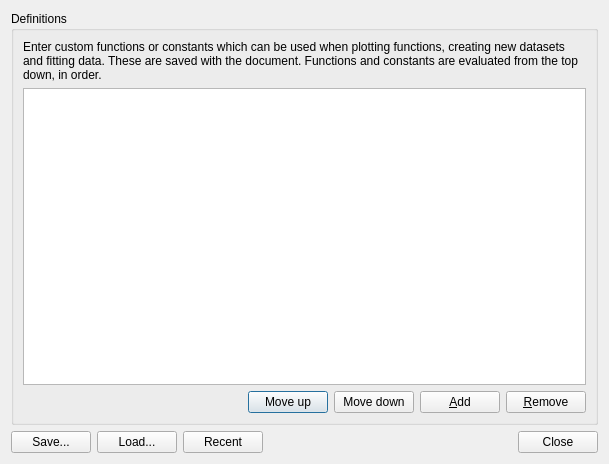
The window that dialogs/custom.ui (veusz/veusz) describes before a commit, drawn with Qt 5.
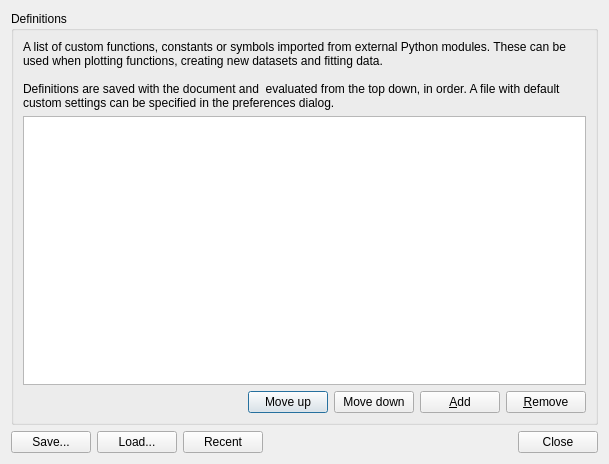
The same window after the commit. Custom widgets are drawn as their Qt base class.

Commit message: Add custom imports. This required a safety feature to tell the user that an import has been requested. May be a problem if the file is loaded into the embedding interface rather than the main window.

```diff
--- a/dialogs/custom.ui
+++ b/dialogs/custom.ui
@@ -23,7 +23,9 @@
       <item>
        <widget class="QLabel" name="label">
         <property name="text">
-         <string>Enter custom functions or constants which can be used when plotting functions, creating new datasets and fitting data. These are saved with the document. Functions and constants are evaluated from the top down, in order.</string>
+         <string>A list of custom functions, constants or symbols imported from external Python modules. These can be used when plotting functions, creating new datasets and fitting data.
+
+Definitions are saved with the document and  evaluated from the top down, in order. A file with default custom settings can be specified in the preferences dialog.</string>
         </property>
         <property name="wordWrap">
          <bool>true</bool>
```
The commit also changes 4 other files.
